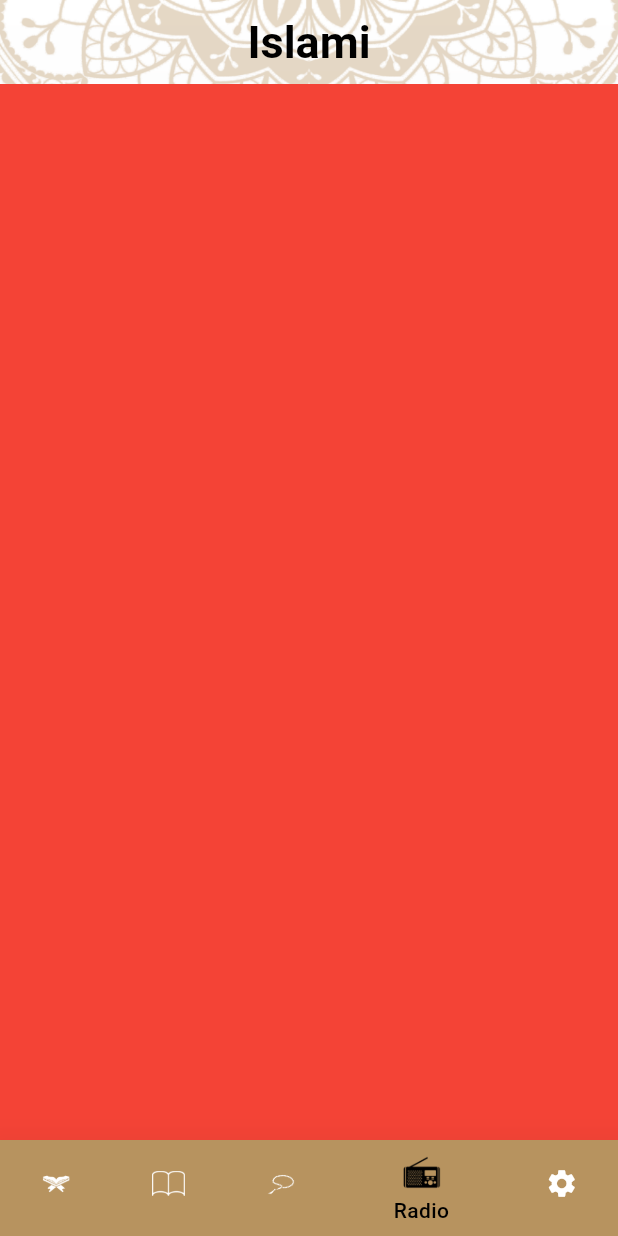
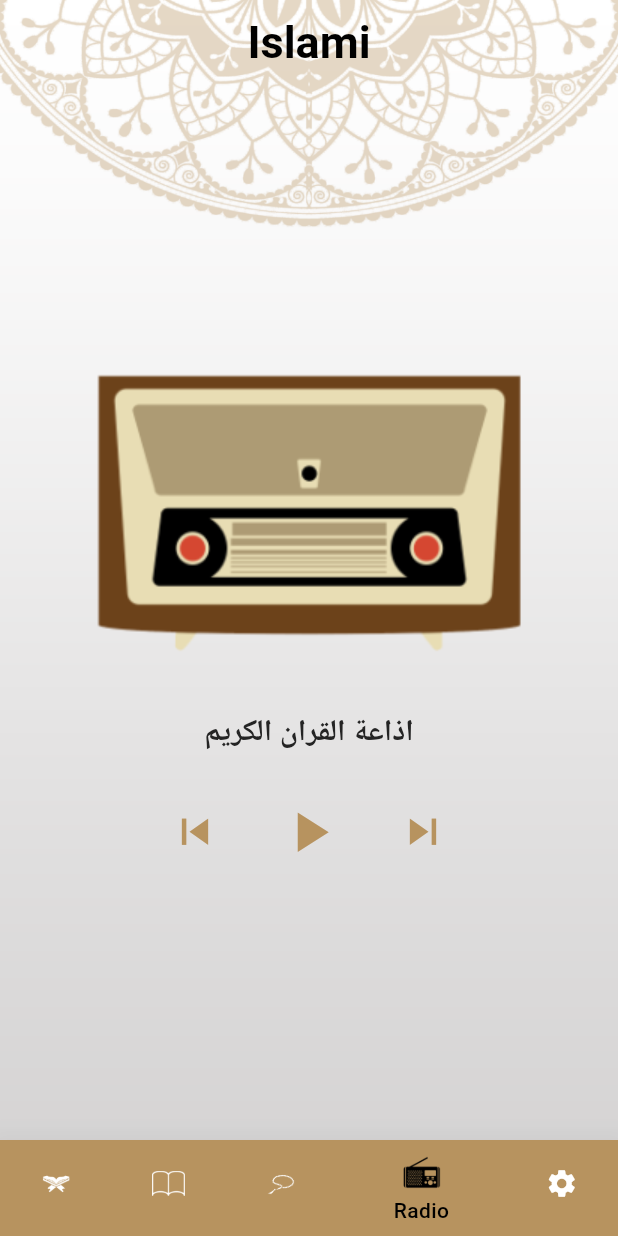
Before and after one commit to MoEhsan10/Islami, a Flutter app: the screen it shows after launch, item 4 of the bottom bar chosen, on a phone screen of 412 x 824 dp. Run offline on Flutter 3.47's test engine with Material 3 defaults, Android fonts, the phone set to English and light mode, and no system bars; generated files the repository leaves out were written again.

Commit message:
+ Radio_Tab.dart

```diff
--- a/lib/Core/assets_Manager.dart
+++ b/lib/Core/assets_Manager.dart
@@ -5,6 +5,7 @@ class AssetsManager {
   static const String quranIcon = '${base}icon_quran@2x.png';
   static const String tasbehIcon = '${base}icon_sebha@2x.png';
   static const String radioIcon = '${base}icon_radio@2x.png';
+  static const String radioImage = '${base}radio_image.png';
   static const String hadithIcon = '${base}icon_hadeth@2x.png';
   static const String lightSplash = '${base}splash.png';
   static const String darkSplash = '${base}splash – Dark.png';
--- a/lib/Presentation/Modules/Home_Module/Tabs/radio_Tab/Radio_Tab.dart
+++ b/lib/Presentation/Modules/Home_Module/Tabs/radio_Tab/Radio_Tab.dart
@@ -1,12 +1,63 @@
 import 'package:flutter/material.dart';
+import 'package:quran_app/Core/assets_Manager.dart';
 
 class RadioTab extends StatelessWidget {
   const RadioTab({super.key});
 
   @override
   Widget build(BuildContext context) {
-    return Container(
-      color: Colors.red,
+    return Center(
+      child: Column(
+        mainAxisAlignment: MainAxisAlignment.center,
+        crossAxisAlignment: CrossAxisAlignment.center,
+        children: [
+          Image.asset(AssetsManager.radioImage),
+          const SizedBox(height: 20),
+          Row(
+            mainAxisAlignment: MainAxisAlignment.center,
+            children: [
+              Text(
+                'اذاعة القران الكريم',
+                style: Theme.of(context).textTheme.titleMedium?.copyWith(
+                      fontWeight: FontWeight.bold,
+                    ),
+              )
+            ],
+          ),
+          SizedBox(height: 20),
+          Row(
+            mainAxisAlignment: MainAxisAlignment.center,
+            children: [
+              IconButton(
+                onPressed: () {},
+                icon: Icon(
+                  Icons.skip_previous,
+                  color: Theme.of(context).dividerColor,
+                  size: 35,
+                ),
+              ),
+              const SizedBox(width: 20),
+              IconButton(
+                onPressed: () {},
+                icon: Icon(
+                  Icons.play_arrow,
+                  color: Theme.of(context).dividerColor,
+                  size: 45,
+                ),
+              ),
+              const SizedBox(width: 20),
+              IconButton(
+                onPressed: () {},
+                icon: Icon(
+                  Icons.skip_next,
+                  color: Theme.of(context).dividerColor,
+                  size: 35,
+                ),
+              ),
+            ],
+          ),
+        ],
+      ),
     );
   }
 }
--- a/lib/Presentation/Modules/Home_Module/Tabs/tasbeh_Tab/Tasbeh_Tab.dart
+++ b/lib/Presentation/Modules/Home_Module/Tabs/tasbeh_Tab/Tasbeh_Tab.dart
@@ -20,6 +20,19 @@ class _TasbehTabState extends State<TasbehTab> {
     'الله اكبر',
     'لا اله الا الله',
     'استغفر الله',
+    'اللهم صل وسلم على نبينا محمد',
+    'لا حول ولا قوة الا بالله',
+    'سبحان الله وبحمده',
+    'سبحان الله العظيم',
+    'حسبي الله ونعم الوكيل',
+    'اللهم ارزقني الجنة',
+    'رب اغفر لي',
+    'اللهم انك عفو تحب العفو فاعف عني',
+    'يا حي يا قيوم برحمتك أستغيث',
+    'ربنا آتنا في الدنيا حسنة',
+    'اللهم أجرني من النار',
+    'اللهم اجعلني من التوابين',
+    'اللهم لك الحمد كما ينبغي لجلال وجهك',
   ];
 
   @override
```
Also changed, not shown: assets/images/radio_image.png (added).
